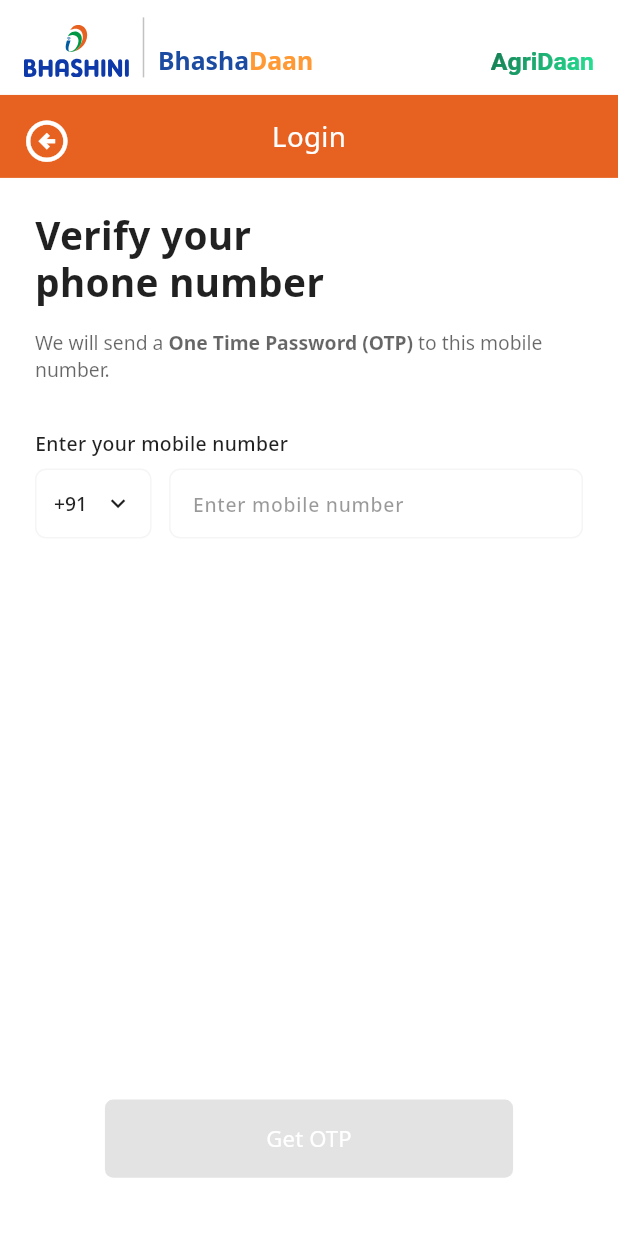
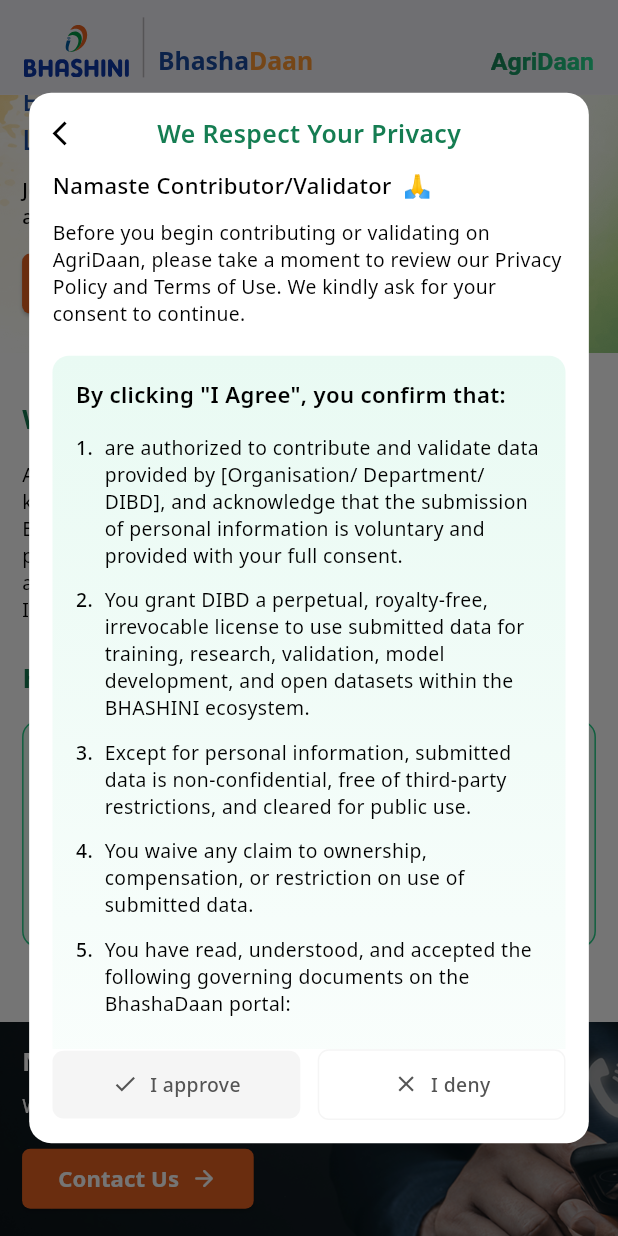
Before and after one commit to COSS-India/VoiceGive, a Flutter app: the screen it shows after launch, scrolled down 79 dp, after a tap on "Let’s Get Started", on a phone screen of 412 x 824 dp. Run offline on Flutter 3.47's test engine with Material 3 defaults, Android fonts, the phone set to English and light mode, and no system bars; our stand-ins replace cached_network_image, flutter_screenutil, flutter_svg, google_fonts, just_audio, lottie and 1 more; missing offline and left inert: record; generated files the repository leaves out were written again; project files that could hold a hidden picture were left out.

Commit message:
feat: implement consent modal

```diff
--- /dev/null
+++ b/lib/common_widgets/consent_modal.dart
@@ -0,0 +1,331 @@
+import 'package:flutter/material.dart';
+import 'package:flutter_screenutil/flutter_screenutil.dart';
+import 'package:google_fonts/google_fonts.dart';
+import '../constants/app_colors.dart';
+
+class InformedConsentModal extends StatefulWidget {
+  final VoidCallback onApprove;
+  final VoidCallback onDeny;
+
+  const InformedConsentModal({
+    super.key,
+    required this.onApprove,
+    required this.onDeny,
+  });
+
+  @override
+  State<InformedConsentModal> createState() => _InformedConsentModalState();
+}
+
+class _InformedConsentModalState extends State<InformedConsentModal> {
+  bool _termsAccepted = false;
+  bool _privacyAccepted = false;
+  bool _copyrightAccepted = false;
+
+  bool get _allAccepted => _termsAccepted && _privacyAccepted && _copyrightAccepted;
+
+  @override
+  Widget build(BuildContext context) {
+    return Dialog(
+      backgroundColor: Colors.transparent,
+      insetPadding: EdgeInsets.symmetric(horizontal: 20.w),
+      child: Container(
+        width: double.infinity,
+        height: MediaQuery.of(context).size.height * 0.85,
+        decoration: BoxDecoration(
+          color: Colors.white,
+          borderRadius: BorderRadius.circular(16.r),
+        ),
+        child: Column(
+          children: [
+            // Header
+            Container(
+              padding: EdgeInsets.fromLTRB(16.w, 16.w, 16.w, 12.w),
+              child: Row(
+                children: [
+                  GestureDetector(
+                    onTap: widget.onDeny,
+                    child: Icon(
+                      Icons.arrow_back_ios,
+                      color: Colors.black,
+                      size: 20.w,
+                    ),
+                  ),
+                  Expanded(
+                    child: Center(
+                      child: Text(
+                        "We Respect Your Privacy",
+                        style: GoogleFonts.notoSans(
+                          color: AppColors.darkGreen,
+                          fontSize: 18.sp,
+                          fontWeight: FontWeight.w600,
+                        ),
+                      ),
+                    ),
+                  ),
+                  SizedBox(width: 20.w), // To balance the back button
+                ],
+              ),
+            ),
+
+            // Scrollable Content
+            Expanded(
+              child: SingleChildScrollView(
+                padding: EdgeInsets.fromLTRB(16.w, 0, 16.w, 16.w),
+                child: Column(
+                  crossAxisAlignment: CrossAxisAlignment.start,
+                  children: [
+                    // Greeting
+                    Row(
+                      children: [
+                        Text(
+                          "Namaste Contributor/Validator",
+                          style: GoogleFonts.notoSans(
+                            color: Colors.black,
+                            fontSize: 16.sp,
+                            fontWeight: FontWeight.w500,
+                          ),
+                        ),
+                        SizedBox(width: 8.w),
+                        Text(
+                          "🙏",
+                          style: TextStyle(fontSize: 16.sp),
+                        ),
+                      ],
+                    ),
+                    SizedBox(height: 12.w),
+
+                    // Introduction paragraph
+                    Text(
+                      "Before you begin contributing or validating on AgriDaan, please take a moment to review our Privacy Policy and Terms of Use. We kindly ask for your consent to continue.",
+                      style: GoogleFonts.notoSans(
+                        color: Colors.black,
+                        fontSize: 14.sp,
+                        fontWeight: FontWeight.w400,
+                        height: 1.4,
+                      ),
+                    ),
+                    SizedBox(height: 20.w),
+
+                    // Confirmation section with gradient background
+                    Container(
+                      decoration: BoxDecoration(
+                        gradient: LinearGradient(
+                          begin: Alignment.topCenter,
+                          end: Alignment.bottomCenter,
+                          colors: [
+                            AppColors.lightGreen2,
+                            Colors.white,
+                          ],
+                        ),
+                        borderRadius: BorderRadius.circular(12.r),
+                      ),
+                      padding: EdgeInsets.all(16.w),
+                      child: Column(
+                        crossAxisAlignment: CrossAxisAlignment.start,
+                        children: [
+                          Text(
+                            "By clicking \"I Agree\", you confirm that:",
+                            style: GoogleFonts.notoSans(
+                              color: Colors.black,
+                              fontSize: 16.sp,
+                              fontWeight: FontWeight.w600,
+                            ),
+                          ),
+                          SizedBox(height: 16.w),
+
+                          // Numbered list
+                          _buildNumberedItem(
+                            "1.",
+                            "are authorized to contribute and validate data provided by [Organisation/ Department/ DIBD], and acknowledge that the submission of personal information is voluntary and provided with your full consent.",
+                          ),
+                          SizedBox(height: 12.w),
+
+                          _buildNumberedItem(
+                            "2.",
+                            "You grant DIBD a perpetual, royalty-free, irrevocable license to use submitted data for training, research, validation, model development, and open datasets within the BHASHINI ecosystem.",
+                          ),
+                          SizedBox(height: 12.w),
+
+                          _buildNumberedItem(
+                            "3.",
+                            "Except for personal information, submitted data is non-confidential, free of third-party restrictions, and cleared for public use.",
+                          ),
+                          SizedBox(height: 12.w),
+
+                          _buildNumberedItem(
+                            "4.",
+                            "You waive any claim to ownership, compensation, or restriction on use of submitted data.",
+                          ),
+                          SizedBox(height: 12.w),
+
+                          _buildNumberedItem(
+                            "5.",
+                            "You have read, understood, and accepted the following governing documents on the BhashaDaan portal:",
+                          ),
+                          SizedBox(height: 16.w),
+
+                          // Checkboxes for documents
+                          _buildCheckboxItem(
+                            "Terms of Use/ Contribution Terms",
+                            _termsAccepted,
+                            (value) => setState(() => _termsAccepted = value!),
+                          ),
+                          SizedBox(height: 12.w),
+
+                          _buildCheckboxItem(
+                            "Privacy Policy",
+                            _privacyAccepted,
+                            (value) => setState(() => _privacyAccepted = value!),
+                          ),
+                          SizedBox(height: 12.w),
+
+                          _buildCheckboxItem(
+                            "Copyright & Licensing Policy",
+                            _copyrightAccepted,
+                            (value) => setState(() => _copyrightAccepted = value!),
+                          ),
+                        ],
+                      ),
+                    ),
+                    SizedBox(height: 24.w),
+                  ],
+                ),
+              ),
+            ),
+
+            // Action buttons
+            Container(
+              padding: EdgeInsets.fromLTRB(16.w, 0, 16.w, 16.w),
+              child: Row(
+                children: [
+                  Expanded(
+                    child: GestureDetector(
+                      onTap: _allAccepted ? widget.onApprove : null,
+                      child: Container(
+                        padding: EdgeInsets.symmetric(vertical: 14.w),
+                        decoration: BoxDecoration(
+                          color: _allAccepted ? AppColors.orange : AppColors.lightGrey,
+                          borderRadius: BorderRadius.circular(8.r),
+                        ),
+                        child: Row(
+                          mainAxisAlignment: MainAxisAlignment.center,
+                          children: [
+                            Icon(
+                              Icons.check,
+                              color: _allAccepted ? Colors.white : AppColors.grey84,
+                              size: 18.w,
+                            ),
+                            SizedBox(width: 8.w),
+                            Text(
+                              "I approve",
+                              style: GoogleFonts.notoSans(
+                                color: _allAccepted ? Colors.white : AppColors.grey84,
+                                fontSize: 14.sp,
+                                fontWeight: FontWeight.w500,
+                              ),
+                            ),
+                          ],
+                        ),
+                      ),
+                    ),
+                  ),
+                  SizedBox(width: 12.w),
+                  Expanded(
+                    child: GestureDetector(
+                      onTap: widget.onDeny,
+                      child: Container(
+                        padding: EdgeInsets.symmetric(vertical: 14.w),
+                        decoration: BoxDecoration(
+                          color: Colors.white,
+                          borderRadius: BorderRadius.circular(8.r),
+                          border: Border.all(color: AppColors.lightGrey),
+                        ),
+                        child: Row(
+                          mainAxisAlignment: MainAxisAlignment.center,
+                          children: [
+                            Icon(
+                              Icons.close,
+                              color: AppColors.grey84,
+                              size: 18.w,
+                            ),
+                            SizedBox(width: 8.w),
+                            Text(
+                              "I deny",
+                              style: GoogleFonts.notoSans(
+                                color: AppColors.grey84,
+                                fontSize: 14.sp,
+                                fontWeight: FontWeight.w500,
+                              ),
+                            ),
+                          ],
+                        ),
+                      ),
+                    ),
+                  ),
+                ],
+              ),
+            ),
+          ],
+        ),
+      ),
+    );
+  }
+
+  Widget _buildNumberedItem(String number, String text) {
+    return Row(
+      crossAxisAlignment: CrossAxisAlignment.start,
+      children: [
+        Text(
+          number,
+          style: GoogleFonts.notoSans(
+            color: Colors.black,
+            fontSize: 14.sp,
+            fontWeight: FontWeight.w500,
+          ),
+        ),
+        SizedBox(width: 8.w),
+        Expanded(
+          child: Text(
+            text,
+            style: GoogleFonts.notoSans(
+              color: Colors.black,
+              fontSize: 14.sp,
+              fontWeight: FontWeight.w400,
+              height: 1.4,
+            ),
+          ),
+        ),
+      ],
+    );
+  }
+
+  Widget _buildCheckboxItem(String text, bool value, ValueChanged<bool?> onChanged) {
+    return Row(
+      children: [
+        Checkbox(
+          value: value,
+          onChanged: onChanged,
+          activeColor: AppColors.darkGreen,
+          shape: RoundedRectangleBorder(
+            borderRadius: BorderRadius.circular(4.r),
+          ),
+        ),
+        Expanded(
+          child: GestureDetector(
+            onTap: () => onChanged(!value),
+            child: Text(
+              text,
+              style: GoogleFonts.notoSans(
+                color: AppColors.darkGreen,
+                fontSize: 14.sp,
+                fontWeight: FontWeight.w500,
+                decoration: TextDecoration.underline,
+              ),
+            ),
+          ),
+        ),
+      ],
+    );
+  }
+}
--- a/lib/screens/home_screen/widgets/home_header_section.dart
+++ b/lib/screens/home_screen/widgets/home_header_section.dart
@@ -1,13 +1,40 @@
 import 'package:bhashadaan/common_widgets/image_widget.dart';
+import 'package:bhashadaan/common_widgets/consent_modal.dart';
 import 'package:bhashadaan/constants/app_colors.dart';
 import 'package:bhashadaan/screens/auth/otp_login/otp_login_screen.dart';
-import 'package:bhashadaan/screens/bolo_screen/bolo_screen.dart';
 import 'package:flutter/material.dart';
 import 'package:flutter_screenutil/flutter_screenutil.dart';
 import 'package:google_fonts/google_fonts.dart';
 
-class HomeHeaderSection extends StatelessWidget {
+class HomeHeaderSection extends StatefulWidget {
   const HomeHeaderSection({super.key});
+
+  @override
+  State<HomeHeaderSection> createState() => _HomeHeaderSectionState();
+}
+
+class _HomeHeaderSectionState extends State<HomeHeaderSection> {
+  void _showConsentModal(BuildContext context) {
+    showDialog(
+      context: context,
+      barrierDismissible: false,
+      builder: (BuildContext context) {
+        return InformedConsentModal(
+          onApprove: () {
+            Navigator.of(context).pop(); // Close the modal
+            Navigator.push(
+              context,
+              MaterialPageRoute(builder: (context) => OtpLoginScreen()),
+            );
+          },
+          onDeny: () {
+            Navigator.of(context).pop(); // Close the modal
+            // Stay on the current page (home screen)
+          },
+        );
+      },
+    );
+  }
 
   @override
   Widget build(BuildContext context) {
@@ -53,8 +80,7 @@ class HomeHeaderSection extends StatelessWidget {
           SizedBox(height: 12.w),
           ElevatedButton(
             onPressed: () {
-              Navigator.push(context,
-                  MaterialPageRoute(builder: (context) => OtpLoginScreen()));
+              _showConsentModal(context);
             },
             style: ElevatedButton.styleFrom(
               backgroundColor: AppColors.orange,
```
